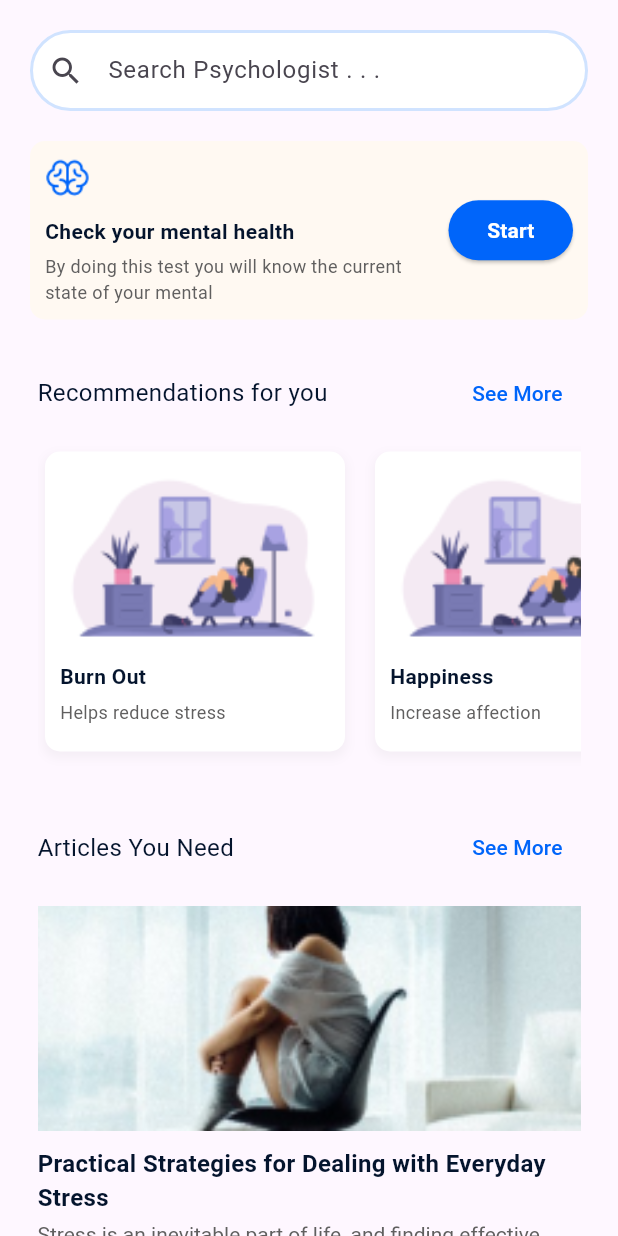
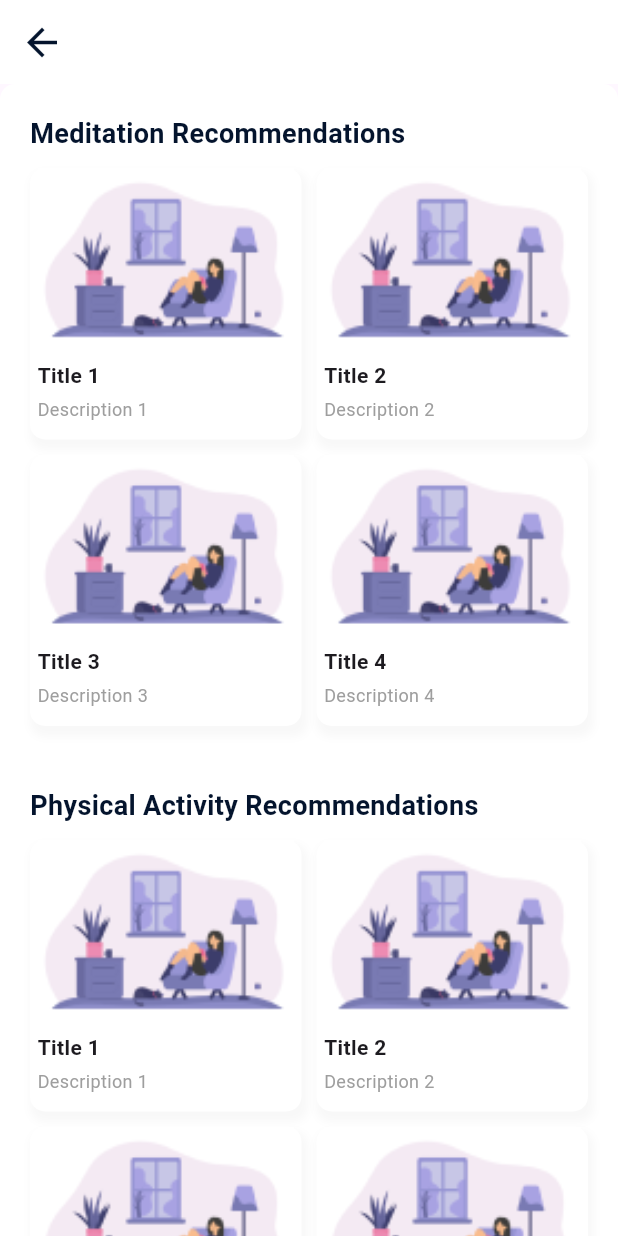
Before and after one commit to muamarzidan/MindWell, a Flutter app: the HomePage widget shown alone on an empty page, opened directly, after a tap on "See More", on a phone screen of 412 x 824 dp. Run offline on Flutter 3.47's test engine with Material 3 defaults, Android fonts, the phone set to English and light mode, and no system bars; our stand-ins replace firebase_auth, firebase_core, font_awesome_flutter, google_sign_in, smooth_page_indicator, youtube_player_flutter; accounts and stored records are empty.

Commit message:
feat : home recomendation

```diff
--- a/lib/main.dart
+++ b/lib/main.dart
@@ -2,6 +2,7 @@ import 'package:flutter/material.dart';
 import 'package:firebase_core/firebase_core.dart';
 import 'package:mindwell/playground/video.dart';
 import 'package:mindwell/presentation/notification/notification.dart';
+import 'package:mindwell/presentation/recomendation/recomendation.dart';
 import 'package:mindwell/presentation/stepPage/step_page.dart';
 import 'package:mindwell/presentation/testMental/confirmation_test_mentalHealt.dart';
 import 'package:mindwell/presentation/testMental/result_test_mentalHealth.dart';
@@ -37,6 +38,7 @@ class MindWellApp extends StatelessWidget {
         "/register": (context) => const RegisterScreen(),
         "/home": (context) => const HomeScreen(),
         "/main-test": (context) => const MainTestMentalHealth(),
+        "/recommendation": (context) => RecommendationScreen(),
         "/notification": (context) => const NotificationScreen(),
         "/playground": (context) => VideoScreen (youtubeVideoId: "FrlxZOCYY0w", thumbnailUrl: "https://github.com/muamarzidan/MindWell/assets/89593258/04146a43-0a46-484e-be51-c3aa8c2a463f",),
         "/confirmation-test": (context) => const ConfirmationTestMentalHealth(),
--- a/lib/presentation/home/home.dart
+++ b/lib/presentation/home/home.dart
@@ -241,7 +241,7 @@ class HomePage extends StatelessWidget {
                         ),
                         TextButton(
                           onPressed: () {
-                            // Action
+                            Navigator.pushNamed(context, '/recommendation');
                           },
                           child: const Text(
                             'See More',
--- /dev/null
+++ b/lib/presentation/recomendation/recomendation.dart
@@ -0,0 +1,212 @@
+import 'package:flutter/material.dart';
+import 'package:mindwell/theme/color.dart';
+
+class RecommendationScreen extends StatefulWidget {
+  @override
+  _RecommendationScreenState createState() => _RecommendationScreenState();
+}
+
+class _RecommendationScreenState extends State<RecommendationScreen> {
+  @override
+  Widget build(BuildContext context) {
+    return Scaffold(
+      appBar: AppBar(
+        elevation: 0,
+        backgroundColor: Colors.white,
+        automaticallyImplyLeading: true,
+        iconTheme: const IconThemeData(size: 30.0, color: AppColors.primaryFontColor),
+        actions: const [
+
+        ],
+      ),
+      body: SingleChildScrollView(
+        child: Container(
+          width: double.infinity,
+          padding: const EdgeInsets.symmetric(horizontal: 20),
+          decoration: BoxDecoration(
+            borderRadius: BorderRadius.circular(10.0),
+            color: Colors.white,
+          ),
+          child: Column(
+            crossAxisAlignment: CrossAxisAlignment.start,
+            children: [
+              const SizedBox(height: 20),
+              const Row(
+                mainAxisAlignment: MainAxisAlignment.spaceBetween,
+                children: [
+                  Text(
+                    'Meditation Recommendations',
+                    style: TextStyle(
+                      fontSize: 18,
+                      fontWeight: FontWeight.bold,
+                      color: AppColors.primaryFontColor,
+                    ),
+                  ),
+                ],
+              ),
+              const SizedBox(height: 10),
+              GridView.builder(
+                gridDelegate: const SliverGridDelegateWithFixedCrossAxisCount(
+                  crossAxisCount: 2,
+                  crossAxisSpacing: 10.0,
+                  mainAxisSpacing: 10.0,
+                ),
+                shrinkWrap: true,
+                physics: const NeverScrollableScrollPhysics(),
+                itemCount: 4,
+                itemBuilder: (context, index) {
+                  return _CardListmeditation(
+                    'assets/images/main/recommendation/comfort.png',
+                    'Title ${index + 1}',
+                    'Description ${index + 1}',
+                  );
+                },
+              ),
+              const SizedBox(height: 40),
+              const Row(
+                mainAxisAlignment: MainAxisAlignment.spaceBetween,
+                children: [
+                  Text(
+                    'Physical Activity Recommendations',
+                    style: TextStyle(
+                      fontSize: 18,
+                      fontWeight: FontWeight.bold,
+                      color: AppColors.primaryFontColor,
+                    ),
+                  ),
+                ],
+              ),
+              const SizedBox(height: 10),
+              GridView.builder(
+                gridDelegate: const SliverGridDelegateWithFixedCrossAxisCount(
+                  crossAxisCount: 2,
+                  crossAxisSpacing: 10.0,
+                  mainAxisSpacing: 10.0,
+                ),
+                shrinkWrap: true,
+                physics: const NeverScrollableScrollPhysics(),
+                itemCount: 4,
+                itemBuilder: (context, index) {
+                  return _CardListPhysical(
+                    'assets/images/main/recommendation/comfort.png',
+                    'Title ${index + 1}',
+                    'Description ${index + 1}',
+                  );
+                },
+              ),
+              const SizedBox(height: 20),
+            ],
+          ),
+        ),
+      ),
+    );
+  }
+}
+
+class _CardListmeditation extends StatelessWidget {
+  final String imagePath;
+  final String title;
+  final String description;
+
+  const _CardListmeditation(this.imagePath, this.title, this.description);
+
+  @override
+  Widget build(BuildContext context) {
+    return Container(
+      padding: const EdgeInsets.fromLTRB(5, 0, 5, 0),
+      decoration: BoxDecoration(
+        borderRadius: BorderRadius.circular(10.0),
+        color: Colors.white,
+        boxShadow: [
+          BoxShadow(
+            color: const Color.fromARGB(90, 241, 241, 241).withOpacity(0.5),
+            spreadRadius: 2,
+            blurRadius: 4,
+            offset: const Offset(2, 5)
+          ),
+        ],
+      ),
+      child: Column(
+        crossAxisAlignment: CrossAxisAlignment.start,
+        children: [
+          Image.asset(
+            imagePath,
+            height: 120,
+            width: 200,
+            fit: BoxFit.cover,
+          ),
+          const SizedBox(height: 8),
+          Text(
+            title,
+            style: const TextStyle(
+              fontSize: 14,
+              fontWeight: FontWeight.bold,
+            ),
+          ),
+          const SizedBox(height: 4),
+          Text(
+            description,
+            style: const TextStyle(
+              fontSize: 12,
+              color: Colors.grey,
+            ),
+          ),
+        ],
+      ),
+    );
+  }
+}
+
+class _CardListPhysical extends StatelessWidget {
+  final String imagePath;
+  final String title;
+  final String description;
+
+  const _CardListPhysical(this.imagePath, this.title, this.description);
+
+  @override
+  Widget build(BuildContext context) {
+    return Container(
+      padding: const EdgeInsets.fromLTRB(5, 0, 5, 0),
+      decoration: BoxDecoration(
+        borderRadius: BorderRadius.circular(10.0),
+        color: Colors.white,
+        boxShadow: [
+          BoxShadow(
+            color: const Color.fromARGB(90, 241, 241, 241).withOpacity(0.5),
+            spreadRadius: 2,
+            blurRadius: 4,
+            offset: const Offset(2, 5)
+          ),
+        ],
+      ),
+      child: Column(
+        crossAxisAlignment: CrossAxisAlignment.start,
+        children: [
+          Image.asset(
+            imagePath,
+            height: 120,
+            width: 200,
+            fit: BoxFit.cover,
+          ),
+          const SizedBox(height: 8),
+          Text(
+            title,
+            style: const TextStyle(
+              fontSize: 14,
+              fontWeight: FontWeight.bold,
+            ),
+          ),
+          const SizedBox(height: 4),
+          Text(
+            description,
+            style: const TextStyle(
+              fontSize: 12,
+              color: Colors.grey,
+            ),
+          ),
+        ],
+      ),
+    );
+  }
+}
--- a/lib/presentation/testMental/test_mentalHealth.dart
+++ b/lib/presentation/testMental/test_mentalHealth.dart
@@ -82,7 +82,7 @@ class _MentalHealthTestPageState extends State<MentalHealthTestPage> {
         children: [
           Text(
             question,
-            style: const TextStyle(fontSize: 18),
+            style: const TextStyle(fontSize: 18, color: AppColors.primaryFontColor),
             textAlign: TextAlign.center,
           ),
           const SizedBox(height: 20),
@@ -112,7 +112,7 @@ class _MentalHealthTestPageState extends State<MentalHealthTestPage> {
       duration: const Duration(milliseconds: 300),
       margin: const EdgeInsets.symmetric(vertical: 10),
       decoration: BoxDecoration(
-        color: isSelected ? Colors.blue : Colors.white,
+        color: isSelected ? AppColors.primaryColor : Colors.white,
         border: Border.all(
           color: const Color.fromARGB(255, 181, 181, 181),
           width: 1,
```
